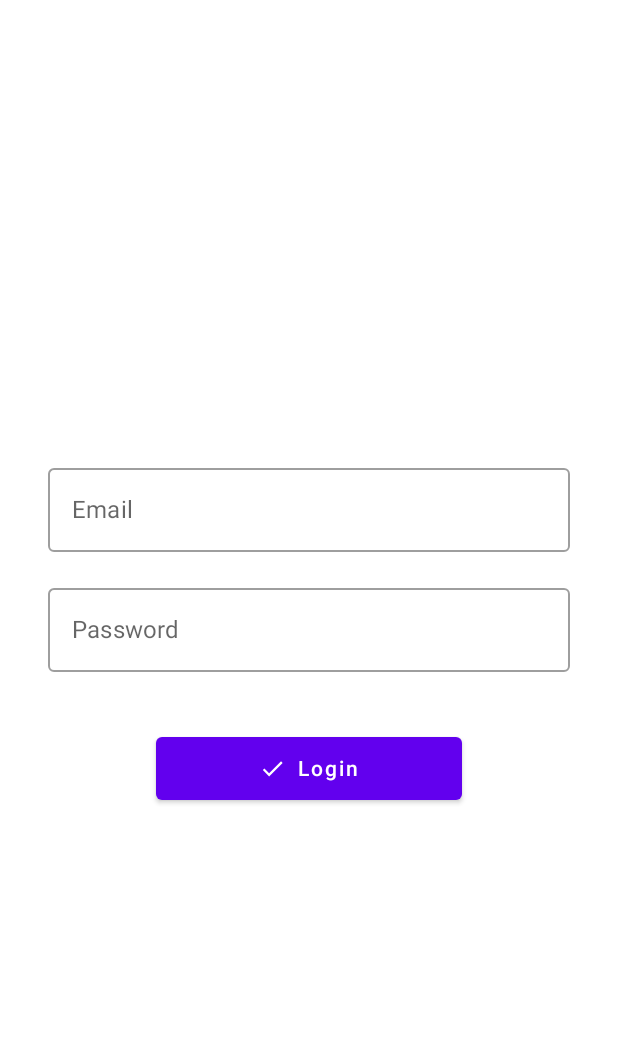
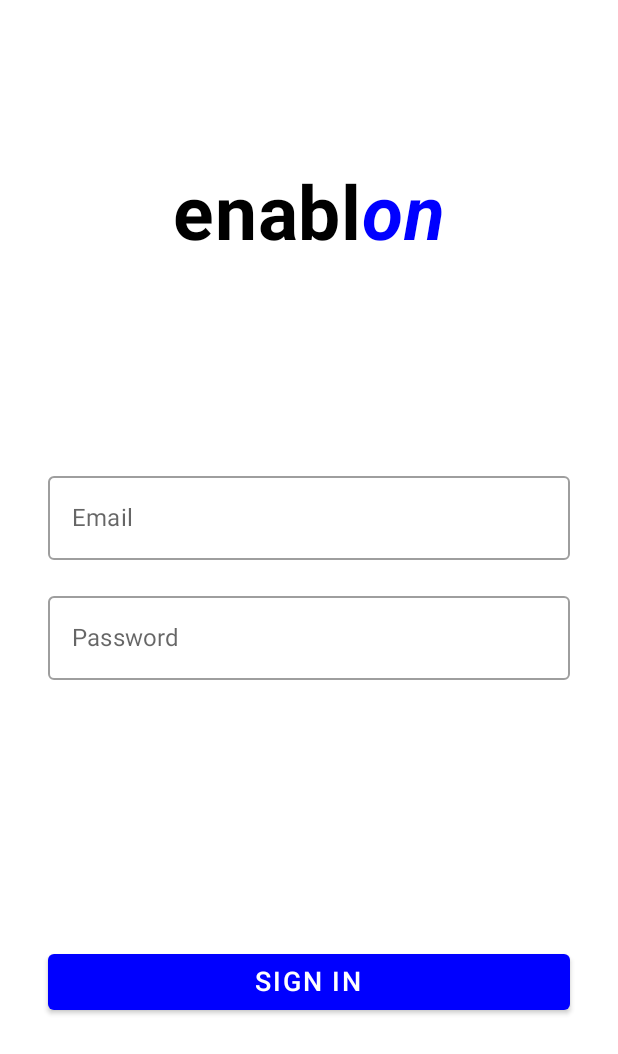
Before and after one commit to moldovanpeter89/kmm-redux-compose-sample, an Android app built with Jetpack Compose: the screen it shows after launch (MainActivity), on a phone screen of 412 x 824 dp. Shown: the top 1054 px of the screen. Run offline under Robolectric (Android 15) with nearby library versions, the phone set to English and light mode, and no system bars.

Commit message:
Modified Ui of Login Page

```diff
--- a/androidApp/build.gradle.kts
+++ b/androidApp/build.gradle.kts
@@ -35,7 +35,10 @@ dependencies {
     implementation("androidx.appcompat:appcompat:1.3.1")
     implementation("androidx.constraintlayout:constraintlayout:2.1.0")
 
+    implementation("androidx.compose.ui:ui-tooling-preview:${compose}")
+
     // Compose
+    debugImplementation("androidx.compose.ui:ui-tooling:${compose}")
     implementation("androidx.compose.ui:ui-tooling:${compose}")
     implementation("androidx.compose.ui:ui:${compose}")
     implementation("androidx.compose.material:material:${compose}")
--- a/androidApp/src/main/java/com/example/kmmreduxsample/android/MainActivity.kt
+++ b/androidApp/src/main/java/com/example/kmmreduxsample/android/MainActivity.kt
@@ -7,6 +7,7 @@ import androidx.compose.foundation.background
 import androidx.compose.foundation.layout.*
 import androidx.compose.foundation.lazy.LazyColumn
 import androidx.compose.foundation.shape.RoundedCornerShape
+import androidx.compose.foundation.text.BasicTextField
 import androidx.compose.foundation.text.KeyboardActions
 import androidx.compose.material.*
 import androidx.compose.material.icons.Icons
@@ -19,8 +20,16 @@ import androidx.compose.ui.graphics.Color
 import androidx.compose.ui.graphics.vector.ImageVector
 import androidx.compose.ui.platform.LocalFocusManager
 import androidx.compose.ui.platform.LocalLifecycleOwner
+import androidx.compose.ui.text.SpanStyle
+import androidx.compose.ui.text.buildAnnotatedString
+import androidx.compose.ui.text.font.FontStyle
+import androidx.compose.ui.text.font.FontWeight
 import androidx.compose.ui.text.input.TextFieldValue
 import androidx.compose.ui.text.input.VisualTransformation
+import androidx.compose.ui.text.withStyle
+import androidx.compose.ui.tooling.preview.Preview
+import androidx.compose.ui.tooling.preview.PreviewParameter
+import androidx.compose.ui.unit.TextUnit
 import androidx.compose.ui.unit.dp
 import androidx.compose.ui.unit.sp
 import androidx.navigation.NavController
@@ -84,11 +93,42 @@ fun LoginPage(
             val passwordState = remember { mutableStateOf(TextFieldValue("")) }
             val showProgressState = remember { mutableStateOf(false) }
             val showVerifyButtonState = remember { mutableStateOf(false) }
+
             LazyColumn(
                 modifier = Modifier.fillMaxSize(),
-                verticalArrangement = Arrangement.Center,
+                verticalArrangement = Arrangement.SpaceEvenly,
                 horizontalAlignment = Alignment.Start
             ) {
+                item {
+                    Box(
+                        modifier = Modifier
+                            .fillMaxSize(),
+                        contentAlignment = Alignment.TopCenter
+                    ) {
+                        Text(
+                            buildAnnotatedString {
+                                withStyle(
+                                    style = SpanStyle(
+                                        fontWeight = FontWeight.Bold,
+                                        color = Color.Black
+                                    )
+                                ) {
+                                    append("enabl")
+                                }
+                                withStyle(
+                                    style = SpanStyle(
+                                        fontWeight = FontWeight.Bold,
+                                        fontStyle = FontStyle.Italic,
+                                        color = Color.Blue
+                                    )
+                                ) {
+                                    append("on")
+                                }
+                            },
+                            fontSize = 50.sp
+                        )
+                    }
+                }
 
                 item {
                     Box(
@@ -116,18 +156,36 @@ fun LoginPage(
                                 modifier = Modifier.padding(16.dp),
                             )
                         else
-                            DefaultButton(
-                                "Login", Icons.Filled.Done, onClick = {
-                                    viewModel.dispatch(LoginAction.SignIn(usernameState.value.text, passwordState.value.text))
-                                },
-                                enabled = !showVerifyButtonState.value
-                            )
+                            Button(
+                                colors = ButtonDefaults.buttonColors(
+                                    backgroundColor = Color.Blue,
+                                    contentColorFor(backgroundColor = MaterialTheme.colors.primary)
+                                ),
+                                modifier = Modifier
+                                    .fillMaxSize()
+                                    .padding(32.dp),
+                                enabled = !showVerifyButtonState.value,
+                                onClick = {
+                                    viewModel.dispatch(
+                                        LoginAction.SignIn(
+                                            usernameState.value.text,
+                                            passwordState.value.text
+                                        )
+                                    )
+                                }
+                            ) {
+                                Text(text = "SIGN IN", fontSize = 18.sp)
+                            }
                     }
                 }
 
                 if (loginState.error != null) {
                     item {
-                        Text(loginState.error.toString(), fontSize = 18.sp, modifier = Modifier.padding(16.dp))
+                        Text(
+                            loginState.error.toString(),
+                            fontSize = 18.sp,
+                            modifier = Modifier.padding(16.dp)
+                        )
                     }
                 }
             }
@@ -135,7 +193,6 @@ fun LoginPage(
     }
 
 }
-
 
 
 @Composable
@@ -153,7 +210,7 @@ fun HomePage(
         LaunchedEffect(key1 = LocalLifecycleOwner.current) {
             sideEffects.collect {
                 if (it is SignedOutSideEffect) {
-                    navController.navigate("login" )
+                    navController.navigate("login")
                 }
             }
         }
@@ -167,7 +224,10 @@ fun HomePage(
             }
             item {
                 DefaultButton(
-                    "Logout", Icons.Filled.Done, onClick = {
+                    backgroundColor = Color.Blue,
+                    icon = Icons.Filled.Done,
+                    text = "Logout",
+                    onClick = {
                         viewModel.dispatch(LoginAction.SignOut)
                     }
                 )
@@ -176,7 +236,6 @@ fun HomePage(
 
     }
 }
-
 
 @Composable
 fun TextInputField(
@@ -201,7 +260,13 @@ fun TextInputField(
 }
 
 @Composable
-fun DefaultButton(text: String, icon: ImageVector, onClick: () -> Unit, enabled: Boolean = true, backgroundColor: Color = MaterialTheme.colors.primary) {
+fun DefaultButton(
+    text: String,
+    icon: ImageVector,
+    onClick: () -> Unit,
+    enabled: Boolean = true,
+    backgroundColor: Color = MaterialTheme.colors.primary
+) {
     Button(
         modifier = Modifier
             .width(220.dp)
@@ -215,7 +280,10 @@ fun DefaultButton(text: String, icon: ImageVector, onClick: () -> Unit, enabled:
             bottom = 12.dp
         ),
         enabled = enabled,
-        colors = ButtonDefaults.buttonColors(backgroundColor = backgroundColor, contentColor = Color.White)
+        colors = ButtonDefaults.buttonColors(
+            backgroundColor = backgroundColor,
+            contentColor = Color.White
+        )
     ) {
         // Inner content including an icon and a text label
         Icon(
--- a/androidApp/src/main/res/values/colors.xml
+++ b/androidApp/src/main/res/values/colors.xml
@@ -1,6 +1,6 @@
 <?xml version="1.0" encoding="utf-8"?>
 <resources>
-    <color name="colorPrimary">#6200EE</color>
-    <color name="colorPrimaryDark">#3700B3</color>
-    <color name="colorAccent">#03DAC5</color>
+    <color name="colorPrimary">#006BFF</color>
+    <color name="colorPrimaryDark">#001E7A</color>
+    <color name="colorAccent">#CE4800</color>
 </resources>
```
